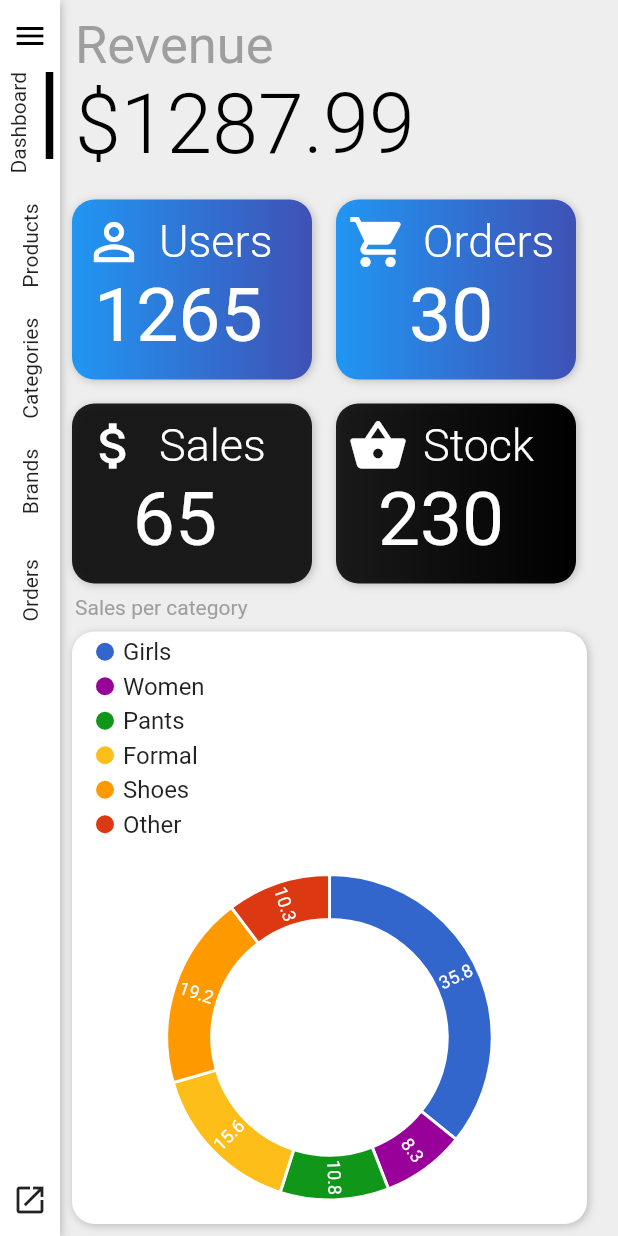
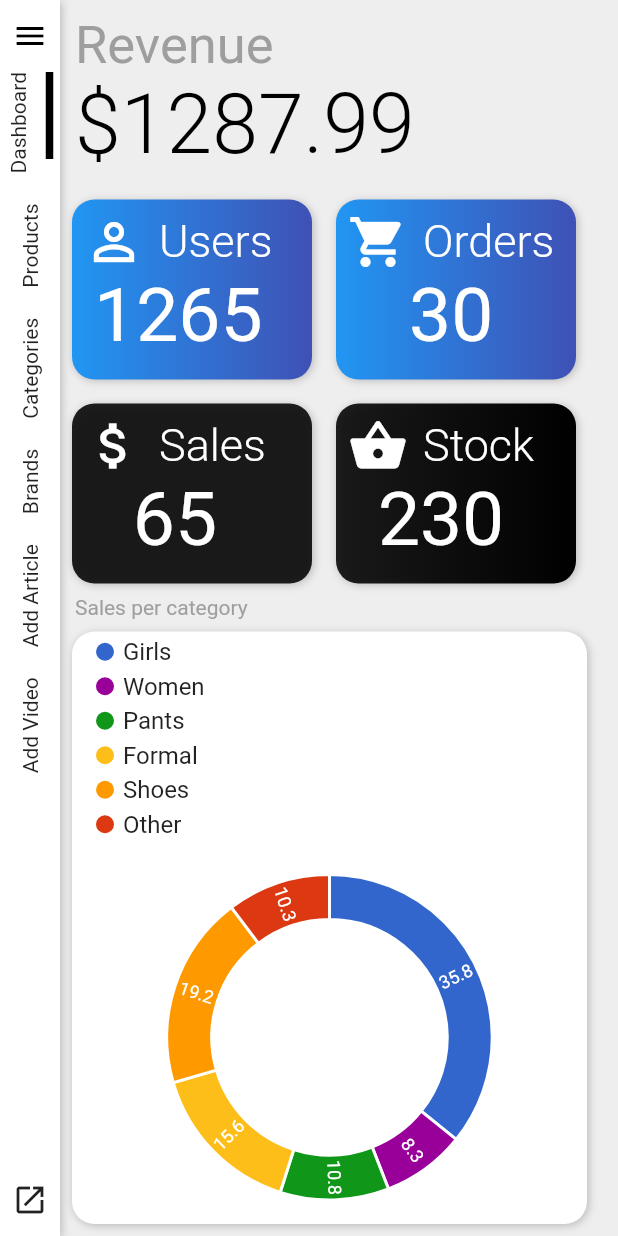
Before and after one commit to GerhanaAbiW/SkripsiHydroponics, a Flutter app: the AdminDashboard screen opened directly, on a phone screen of 412 x 824 dp. Run offline on Flutter 3.47's test engine with Material 2 defaults, Android fonts, the phone set to English and light mode, and no system bars; our stand-ins replace bottom_navy_bar, carousel_pro, charts_flutter, cloud_firestore, firebase_auth, firebase_storage and 6 more; accounts and stored records are empty.

Commit message:
update admin

```diff
--- a/lib/core/Providers/AppProvider.dart
+++ b/lib/core/Providers/AppProvider.dart
@@ -1,16 +1,17 @@
 import 'package:flutter/material.dart';
 
-enum Screen{DASH, PRODUCTS, CATEGORIES, BRANDS, ORDERS}
-class AppProvider with ChangeNotifier{
+enum Screen { DASH, PRODUCTS, CATEGORIES, BRANDS, ORDERS, AddArticle, AddVideo }
+
+class AppProvider with ChangeNotifier {
   Screen selectedScreen = Screen.DASH;
   bool isLoading = false;
 
-  void changeIsLoading(){
+  void changeIsLoading() {
     isLoading = !isLoading;
     notifyListeners();
   }
 
-  changeScreen(Screen screen){
+  changeScreen(Screen screen) {
     selectedScreen = screen;
     notifyListeners();
   }
--- a/lib/features/Dashboard/MainMenu.dart
+++ b/lib/features/Dashboard/MainMenu.dart
@@ -6,7 +6,6 @@ import 'package:hydroponics/core/Router/ChangeRoute.dart';
 import 'package:hydroponics/features/MenuAdmin/Dashboard.dart';
 import 'package:hydroponics/features/MenuLearning/AddArticle/AddArticle.dart';
 import 'package:hydroponics/features/MenuLearning/ArticleDetail.dart';
-
 import 'package:hydroponics/features/MenuLearning/MenuLearning.dart';
 import 'package:hydroponics/features/MenuMarket/Market.dart';
 import 'package:hydroponics/features/MenuMyPlants/AddPlant.dart';
@@ -89,16 +88,14 @@ class _MainMenuState extends State<MainMenu>
         mainAxisSpacing: 20.0,
         padding: const EdgeInsets.only(top: 20, left: 16, right: 16),
         children: <Widget>[
-
           MyItems(Icons.library_books, "Learning", 0xFF3F51B5, MenuLearning()),
-          MyItems(Icons.shopping_basket, "Hydro Order", 0xFF03A9F4, ArticleDetail()),
+          MyItems(Icons.shopping_basket, "Hydro Order", 0xFF03A9F4,
+              ArticleDetail()),
           MyItems(Icons.local_florist, "MyPlants", 0xFF7CB342, MyPlantsList()),
 
-          MyItems(
-              Icons.library_books, "Learning", 0xFF3F51B5, AddArticleView()),
-
-          MyItems(Icons.local_florist, "MyPlants", 0xFF7CB342, AddPlantView()),
-
+          // MyItems(
+          //  Icons.library_books, "Learning", 0xFF3F51B5, AddArticleView()),
+          //MyItems(Icons.local_florist, "MyPlants", 0xFF7CB342, AddPlantView()),
           MyItems(Icons.shopping_cart, "Market", 0xFF03A9F4, MenuMarket()),
           MyItems(Icons.account_box, "Penjual", 0xFFF4511E, AdminDashboard()),
         ],
--- a/lib/features/MenuAdmin/Dashboard.dart
+++ b/lib/features/MenuAdmin/Dashboard.dart
@@ -2,11 +2,11 @@ import 'package:flutter/material.dart';
 import 'package:hydroponics/core/Providers/AppProvider.dart';
 import 'package:hydroponics/core/Router/ChangeRoute.dart';
 import 'package:hydroponics/features/MenuAdmin/AddCategory.dart';
-
 import 'package:hydroponics/features/MenuAdmin/AddProduct.dart';
 import 'package:charts_flutter/flutter.dart' as charts;
-
 import 'package:hydroponics/features/MenuAdmin/SmallCard.dart';
+import 'package:hydroponics/features/MenuLearning/AddArticle/AddArticle.dart';
+import 'package:hydroponics/features/MenuMyPlants/AddPlant.dart';
 import 'package:provider/provider.dart';
 
 class AdminDashboard extends StatefulWidget {
@@ -110,7 +110,6 @@ class _AdminDashboardState extends State<AdminDashboard> {
                   onTap: () {
                     appState.changeScreen(Screen.PRODUCTS);
                     changeScreen(context, AddProducts());
-
                   },
                   child: Wrap(
                     direction: Axis.horizontal,
@@ -209,12 +208,52 @@ class _AdminDashboardState extends State<AdminDashboard> {
                   ),
                 ),
                 SizedBox(
-                  height: 30,
+                  height: 20,
+                ),
+                InkWell(
+                  onTap: () {
+                    appState.changeScreen(Screen.AddArticle);
+                    changeScreen(context, AddArticleView());
+                  },
+                  child: Wrap(
+                    direction: Axis.horizontal,
+                    children: <Widget>[
+                      RotatedBox(
+                        quarterTurns: -1,
+                        child: Text(
+                          'Add Article',
+                        ),
+                      ),
+                      Visibility(
+                        visible: appState.selectedScreen == Screen.AddArticle,
+                        child: Wrap(
+                          children: <Widget>[
+                            SizedBox(
+                              width: 10,
+                            ),
+                            Container(
+                              height: 58,
+                              width: 5,
+                              color: Colors.black,
+                            )
+                          ],
+                        ),
+                      ),
+                    ],
+                  ),
+                ),
+                SizedBox(
+                  height: 20,
                 ),
                 Expanded(
                   child: InkWell(
                     onTap: () {
-                      appState.changeScreen(Screen.ORDERS);
+                      appState.changeScreen(Screen.AddVideo);
+                      changeScreen(context, AddArticleView());
+                      // Navigator.push(
+                      //     context,
+                      //     MaterialPageRoute(
+                      //         builder: (context) => AddPlantView()));
                     },
                     child: Wrap(
                       direction: Axis.horizontal,
@@ -222,11 +261,11 @@ class _AdminDashboardState extends State<AdminDashboard> {
                         RotatedBox(
                           quarterTurns: -1,
                           child: Text(
-                            'Orders',
+                            'Add Video',
                           ),
                         ),
                         Visibility(
-                          visible: appState.selectedScreen == Screen.ORDERS,
+                          visible: appState.selectedScreen == Screen.AddVideo,
                           child: Wrap(
                             children: <Widget>[
                               SizedBox(
@@ -244,6 +283,84 @@ class _AdminDashboardState extends State<AdminDashboard> {
                     ),
                   ),
                 ),
+                // SizedBox(
+                //   height: 10,
+                // ),
+                // Expanded(
+                //   child: InkWell(
+                //     onTap: () {
+                //       Navigator.push(
+                //           context,
+                //           MaterialPageRoute(
+                //               builder: (context) => AddArticleView()));
+                //     },
+                //     child: Wrap(
+                //       direction: Axis.horizontal,
+                //       children: <Widget>[
+                //         RotatedBox(
+                //           quarterTurns: -1,
+                //           child: Text(
+                //             'Add Article',
+                //           ),
+                //         ),
+                //         // Visibility(
+                //         //   visible: appState.selectedScreen == Screen.ORDERS,
+                //         //   child: Wrap(
+                //         //     children: <Widget>[
+                //         //       SizedBox(
+                //         //         width: 10,
+                //         //       ),
+                //         //       Container(
+                //         //         height: 48,
+                //         //         width: 5,
+                //         //         color: Colors.black,
+                //         //       )
+                //         //     ],
+                //         //   ),
+                //         // ),
+                //       ],
+                //     ),
+                //   ),
+                // ),
+                // SizedBox(
+                //   height: 20,
+                // ),
+                // Expanded(
+                //   child: InkWell(
+                //     onTap: () {
+                //       Navigator.push(
+                //           context,
+                //           MaterialPageRoute(
+                //               builder: (context) => AddArticleView()));
+                //     },
+                //     child: Wrap(
+                //       direction: Axis.horizontal,
+                //       children: <Widget>[
+                //         RotatedBox(
+                //           quarterTurns: -1,
+                //           child: Text(
+                //             'Add Video',
+                //           ),
+                //         ),
+                //         // Visibility(
+                //         //   visible: appState.selectedScreen == Screen.ORDERS,
+                //         //   child: Wrap(
+                //         //     children: <Widget>[
+                //         //       SizedBox(
+                //         //         width: 10,
+                //         //       ),
+                //         //       Container(
+                //         //         height: 48,
+                //         //         width: 5,
+                //         //         color: Colors.black,
+                //         //       )
+                //         //     ],
+                //         //   ),
+                //         // ),
+                //       ],
+                //     ),
+                //   ),
+                // ),
                 IconButton(icon: Icon(Icons.open_in_new), onPressed: () {})
               ],
             ),
--- a/pubspec.yaml
+++ b/pubspec.yaml
@@ -41,7 +41,6 @@ dependencies:
   flutter_screenutil: ^2.3.1
   firebase_storage:
   uuid: ^2.2.0
-  video_player: ^0.10.2+1
 
 
 dev_dependencies:
```
Also changed, not shown: pubspec.lock, 1 other file.
